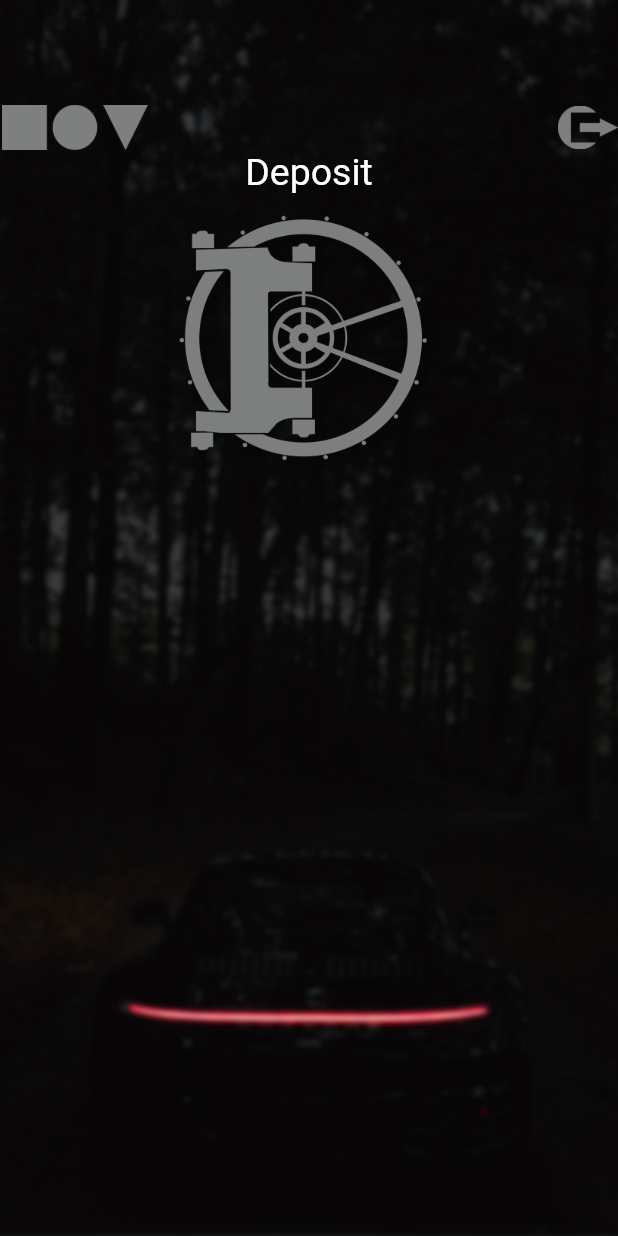
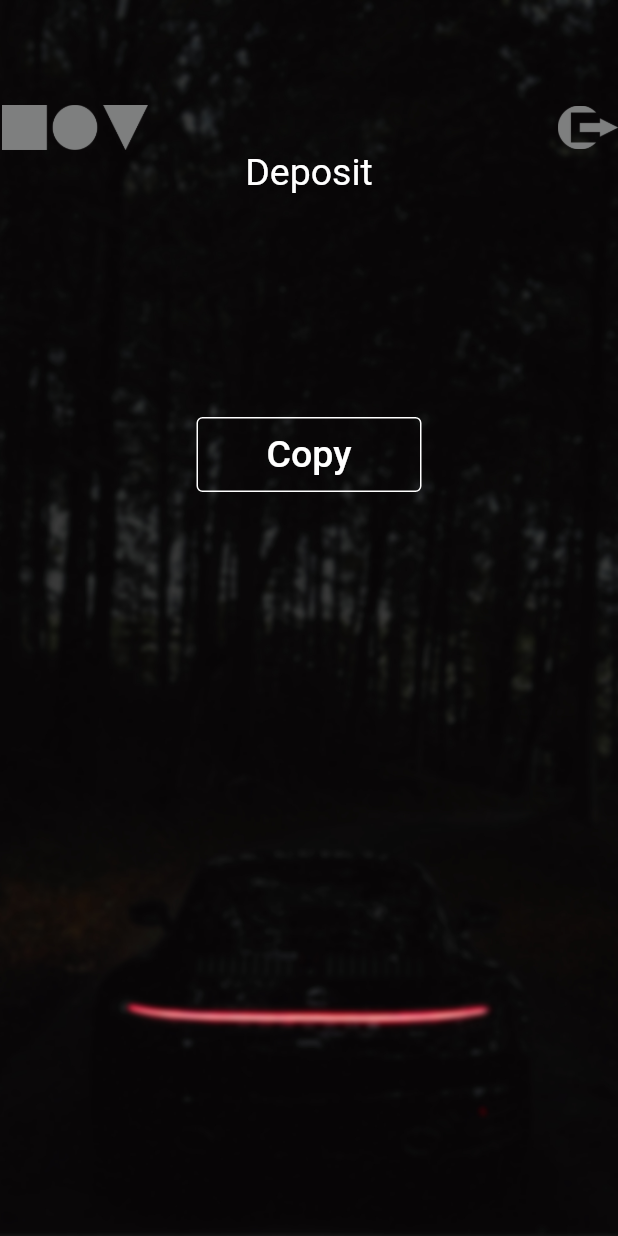
Before and after one commit to Danyelss/license-android-app-flutter, a Flutter app: the DepositScreen screen opened directly, on a phone screen of 412 x 824 dp. Run offline on Flutter 3.47's test engine with Material 2 defaults, Android fonts, the phone set to English and light mode, and no system bars; our stand-ins replace rive.

Commit message:
Deposit text copy add

```diff
--- a/lib/screens/DepositScreen.dart
+++ b/lib/screens/DepositScreen.dart
@@ -1,4 +1,5 @@
 import 'package:crypto_bank_android_app/widgets/Header.dart';
+import 'package:crypto_bank_android_app/widgets/TextFieldAndLabelWidget.dart';
 import 'package:flutter/material.dart';
 import 'package:flutter/services.dart';
 
@@ -10,6 +11,8 @@ class DepositScreen extends StatefulWidget {
 }
 
 class _DepositScreenState extends State<DepositScreen> {
+  TextEditingController addressController = TextEditingController();
+
   @override
   Widget build(BuildContext context) {
     return Scaffold(
@@ -32,18 +35,39 @@ class _DepositScreenState extends State<DepositScreen> {
                 fontSize: 25,
               ),
             ),
-            new GestureDetector(
-              onTap: () {
-                Clipboard.setData(ClipboardData(text: "your text"));
+            const SizedBox(height: 100),
+            Container(
+                width: MediaQuery.of(context).size.width * (2 / 3),
+                child: Row(
+                  children: <Widget>[
+                    Flexible(
+                        child: new Text(
+                      addressController.text,
+                      textAlign: TextAlign.center,
+                      style: const TextStyle(
+                        color: Colors.white,
+                        fontSize: 25,
+                      ),
+                    ))
+                  ],
+                )),
+            const SizedBox(height: 20),
+            OutlinedButton(
+              style: OutlinedButton.styleFrom(
+                side: const BorderSide(color: Colors.white),
+                minimumSize: const Size(150, 50),
+              ),
+              onPressed: () {
+                addressController.text =
+                    "0x031aCa498E1e4De96E54F22A35fc300a67D4acF2";
+                Clipboard.setData(ClipboardData(text: addressController.text));
+                setState(() {});
               },
-              child: Container(
-                width: 200,
-                height: 200,
-                decoration: const BoxDecoration(
-                  image: DecorationImage(
-                    image: AssetImage('assets/vault.png'),
-                    fit: BoxFit.cover,
-                  ),
+              child: Text(
+                "Copy",
+                style: TextStyle(
+                  fontSize: 25,
+                  color: Colors.white.withOpacity(1),
                 ),
               ),
             ),
--- a/lib/screens/LoginScreen.dart
+++ b/lib/screens/LoginScreen.dart
@@ -58,11 +58,13 @@ class _LoginScreenState extends State<LoginScreen> {
                       label: 'Username',
                       textController: usernameController,
                       password: false,
+                      enabled: true,
                     ),
                     TextFieldWidget(
                       label: 'Password',
                       textController: passwordController,
                       password: true,
+                      enabled: true,
                     ),
                     OutlinedButton(
                       style: OutlinedButton.styleFrom(
```
Also changed, not shown: lib/screens/RegisterScreen.dart (+10 -3 lines), lib/widgets/TextFieldAndLabelWidget.dart (+5 -2 lines).
